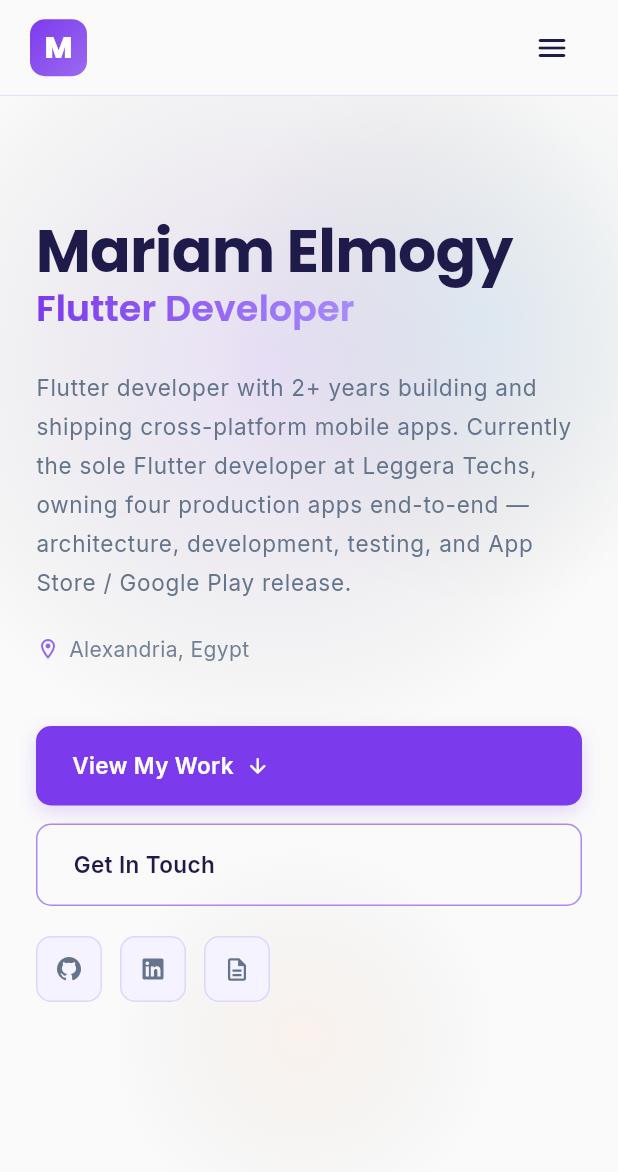
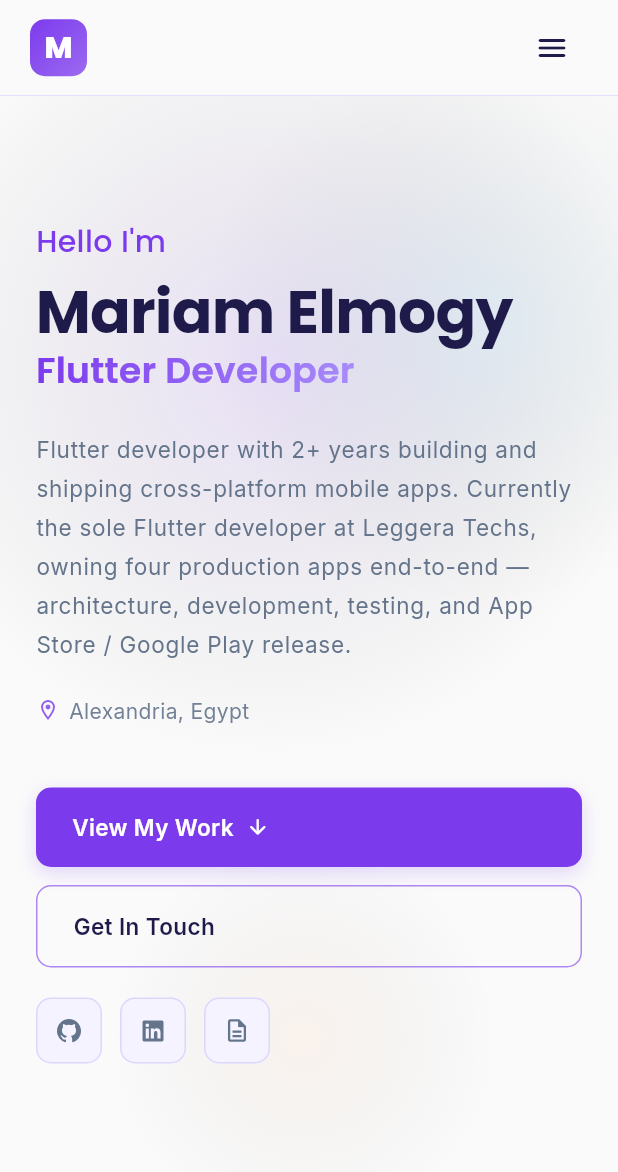
Before and after one commit to MariamElmogy/mariam_portfolio, a Flutter app: the screen it shows after launch, on a phone screen of 412 x 824 dp. Shown: the top 1172 px of the screen. Run offline on Flutter 3.47's test engine with Material 3 defaults, Android fonts, the phone set to English and light mode, and no system bars; our stand-ins replace font_awesome_flutter, google_fonts; missing offline and left inert: dart:html; network calls fail.

Commit message:
feat: Add new image asset and enhance profile photo display; update teaching skills section and improve text styles

```diff
--- a/lib/pages/home_page.dart
+++ b/lib/pages/home_page.dart
@@ -77,7 +77,9 @@ class _HomePageState extends State<HomePage> {
                   controller: _scrollController,
                   child: Column(
                     children: [
-                      const HeroSection(),
+                      HeroSection(
+                        onViewWorkTap: () => _scrollTo(_projectsKey),
+                      ),
                       ScrollReveal(
                         delay: const Duration(milliseconds: 0),
                         child: AboutSection(key: _aboutKey),
--- a/lib/sections/contact_section.dart
+++ b/lib/sections/contact_section.dart
@@ -102,7 +102,7 @@ class ContactSection extends StatelessWidget {
               crossAxisAlignment: WrapCrossAlignment.center,
               children: [
                 Text(
-                  '© 2025 Mariam Elmogy',
+                  '© 2026 Mariam Elmogy',
                   style: theme.textTheme.bodyMedium?.copyWith(
                     color: AppColors.textSecondary.withValues(alpha: 0.7),
                   ),
--- a/lib/sections/hero_section.dart
+++ b/lib/sections/hero_section.dart
@@ -8,7 +8,9 @@ import '../utils/url_launcher_helper.dart';
 import '../widgets/hero_buttons.dart';
 
 class HeroSection extends StatefulWidget {
-  const HeroSection({super.key});
+  final VoidCallback? onViewWorkTap;
+
+  const HeroSection({super.key, this.onViewWorkTap});
 
   @override
   State<HeroSection> createState() => _HeroSectionState();
@@ -124,6 +126,23 @@ class _HeroSectionState extends State<HeroSection>
                 // ),
                 // const SizedBox(height: 28),
 
+                // Greeting
+                FadeTransition(
+                  opacity: _fadeAt(0.05, 0.5),
+                  child: SlideTransition(
+                    position: _slideAt(0.05, 0.5),
+                    child: Text(
+                      'Hello I\'m',
+                      style: GoogleFonts.poppins(
+                        color: AppColors.accent,
+                        fontSize: isMobile ? 20 : 28,
+                        fontWeight: FontWeight.w500,
+                      ),
+                    ),
+                  ),
+                ),
+                const SizedBox(height: 8),
+
                 // Name
                 FadeTransition(
                   opacity: _fadeAt(0.1, 0.55),
@@ -221,7 +240,7 @@ class _HeroSectionState extends State<HeroSection>
                               HeroPrimaryButton(
                                 label: 'View My Work',
                                 icon: Icons.arrow_downward_rounded,
-                                onTap: () {},
+                                onTap: widget.onViewWorkTap ?? () {},
                               ),
                               const SizedBox(height: 12),
                               HeroSecondaryButton(
@@ -250,6 +269,7 @@ class _HeroSectionState extends State<HeroSection>
                                       url: PortfolioData.resumeUrl,
                                       tooltip: 'Resume',
                                       isMaterial: true,
+                                      isDownload: true,
                                     ),
                                   ],
                                 ],
@@ -264,7 +284,7 @@ class _HeroSectionState extends State<HeroSection>
                               HeroPrimaryButton(
                                 label: 'View My Work',
                                 icon: Icons.arrow_downward_rounded,
-                                onTap: () {},
+                                onTap: widget.onViewWorkTap ?? () {},
                               ),
                               HeroSecondaryButton(
                                 label: 'Get In Touch',
@@ -286,6 +306,7 @@ class _HeroSectionState extends State<HeroSection>
                                 url: PortfolioData.resumeUrl,
                                 tooltip: 'Download Resume',
                                 isMaterial: true,
+                                isDownload: true,
                               ),
                             ],
                           ),
--- a/lib/sections/work_experience_section.dart
+++ b/lib/sections/work_experience_section.dart
@@ -220,7 +220,7 @@ class _EducationColumn extends StatelessWidget {
                       children: [
                         Text(
                           cert.title,
-                          style: GoogleFonts.spaceGrotesk(
+                          style: GoogleFonts.poppins(
                             color: AppColors.textPrimary,
                             fontSize: 13,
                             fontWeight: FontWeight.w600,
@@ -326,7 +326,7 @@ class _ColumnHeader extends StatelessWidget {
         const SizedBox(width: 12),
         Text(
           label,
-          style: GoogleFonts.spaceGrotesk(
+          style: GoogleFonts.poppins(
             color: AppColors.textPrimary,
             fontSize: 17,
             fontWeight: FontWeight.w700,
--- /dev/null
+++ b/lib/utils/download_helper.dart
@@ -0,0 +1,2 @@
+export 'download_stub.dart'
+    if (dart.library.html) 'download_web.dart';
--- /dev/null
+++ b/lib/utils/download_stub.dart
@@ -0,0 +1,6 @@
+import 'url_launcher_helper.dart';
+
+Future<void> downloadFile(String url) async {
+  // Fallback to opening the URL on non-web platforms
+  await launchLink(url);
+}
--- a/lib/widgets/hero_buttons.dart
+++ b/lib/widgets/hero_buttons.dart
@@ -2,6 +2,7 @@ import 'package:flutter/material.dart';
 import 'package:font_awesome_flutter/font_awesome_flutter.dart';
 import 'package:google_fonts/google_fonts.dart';
 import '../theme/app_theme.dart';
+import '../utils/download_helper.dart';
 import '../utils/url_launcher_helper.dart';
 
 class HeroPrimaryButton extends StatefulWidget {
@@ -121,6 +122,7 @@ class HeroIconLinkButton extends StatefulWidget {
   final String url;
   final String tooltip;
   final bool isMaterial;
+  final bool isDownload;
 
   const HeroIconLinkButton({
     super.key,
@@ -128,6 +130,7 @@ class HeroIconLinkButton extends StatefulWidget {
     required this.url,
     required this.tooltip,
     this.isMaterial = false,
+    this.isDownload = false,
   });
 
   @override
@@ -146,7 +149,7 @@ class _HeroIconLinkButtonState extends State<HeroIconLinkButton> {
         onEnter: (_) => setState(() => _hovered = true),
         onExit: (_) => setState(() => _hovered = false),
         child: GestureDetector(
-          onTap: () => launchLink(widget.url),
+          onTap: () => widget.isDownload ? downloadFile(widget.url) : launchLink(widget.url),
           child: AnimatedContainer(
             duration: const Duration(milliseconds: 200),
             width: 44,
```
Also changed, not shown: lib/data/portfolio_data.dart (+13 -1 lines), lib/sections/about_section.dart (+37 -29 lines), lib/utils/download_web.dart (added, +13 -0 lines), lib/widgets/skill_widgets.dart (+11 -14 lines), assets/images/me.JPG (added).
